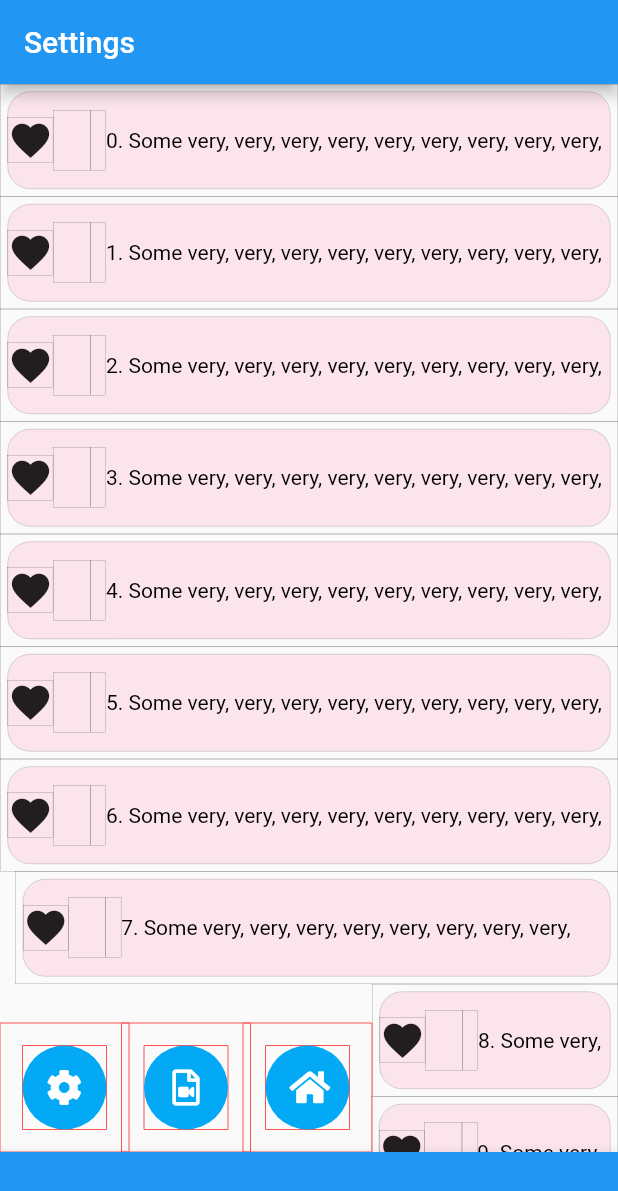
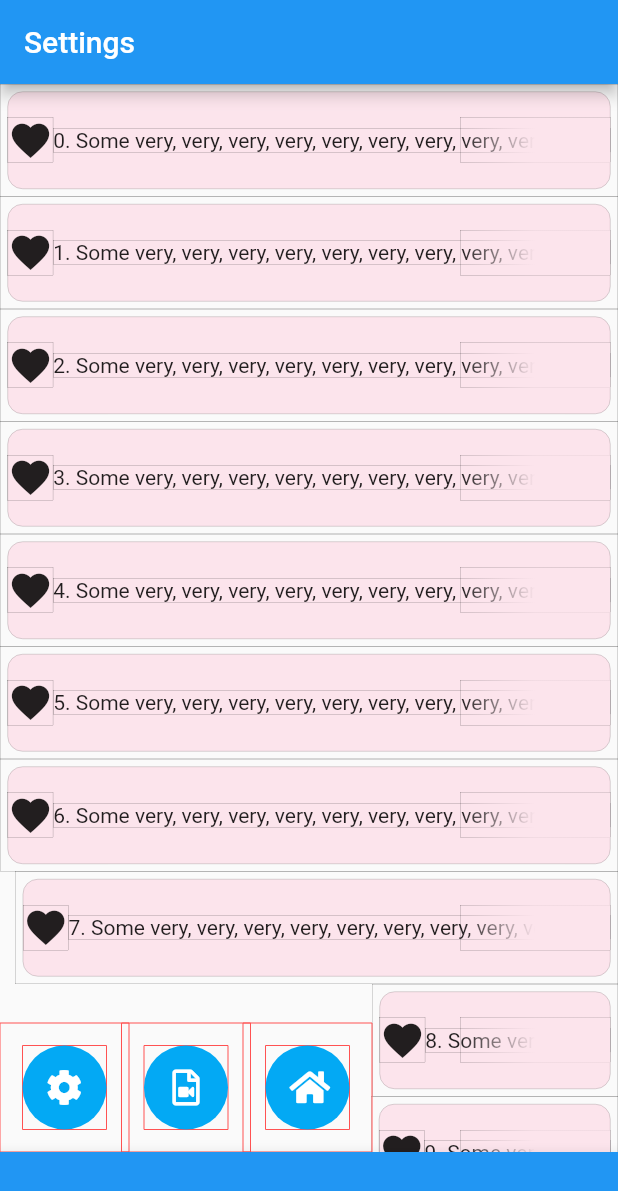
Before and after one commit to BigDeeEss/bu1_kar_kam, a Flutter app: the screen it shows after launch, on a phone screen of 412 x 824 dp. Shown: the top 1191 px of the screen. Run offline on Flutter 3.47's test engine with Material 2 defaults, Android fonts, the phone set to English and light mode, and no system bars; our stand-ins replace font_awesome_flutter.

Commit message:
Draft implementation of a text fade effect.
The Text fade effect is aligned centerRight within SettingsPageListTile and uses the solution at https://stackoverflow.com/questions/62782165/how-to-create-this-linear-fading-opacity-effect-in-flutter-for-android.

```diff
--- a/lib/settings_page_list_tile.dart
+++ b/lib/settings_page_list_tile.dart
@@ -253,55 +253,46 @@ class SettingsPageListTile extends StatelessWidget {
               ? EdgeInsets.only(left: deltaX)
               : EdgeInsets.only(right: deltaX),
           height: height,
-          child: Padding(
           padding: AppSettings.settingsPageListTilePadding,
-            //  ToDo: Add a radius-dependent variable offset to deltaX.
           child: BoxedContainer(
-              borderRadius: AppSettings.settingsPageListTileRadius,
+            borderRadius: 10,
               color: Colors.pink[50],
+            child: Stack(
+              children: [
+                Align(
+                  alignment: Alignment.centerLeft,
                   child: Row(
                     children: <Widget>[
-                  //  ToDo: delete the following instance of BoxedContainer.
                       BoxedContainer(
                         child: leading,
                       ),
-                  BoxedContainer(
-                    width: 25,
-                    child: SizedBox(width: 10, height: 40),
-                  ),
-                  BoxedContainer(
-                    child: SizedBox(width: 10, height: 40),
-                  ),
-                  //  ToDo: delete the dependence on index.
-                  index == 10 ? Expanded(
-                    child: ClipPath(
-                      clipper: _SettingsPageListTileClipper(
-                        //  ToDo: implement a width that depends on leading.
-                        width: 1.0 * width - 45,
-                        index: index,
-                      ),
+                      Expanded(
                         child: BoxedContainer(
-                        borderWidth: 1,
-                        borderColor: Colors.red,
                           child: Text(
                             '$index. Some very, very, very, very, very, very, very, very, very, very, very, very long text!',
                             maxLines: 1,
-                          // overflow: TextOverflow.fade,
-                        ),
-                      ),
-                    ),
-                  ) : Expanded(
-                    child: RichText(
-                      maxLines: 1,
-                      text: TextSpan(
-                        text: '$index. Some very, very, very, very, very, very, very, very, very, very, very, very long text!',
-                        style: TextStyle(color: Colors.black),
                           ),
                         ),
                       ),
                     ],
                   ),
                 ),
+                Align(
+                  alignment: Alignment.centerRight,
+                  child: CustomPaint(
+                    foregroundPainter: FadingEffect(),
+                    child: BoxedContainer(
+                      width: 100,
+                      height: 30,
+                    ),
+                  ),
+                ),
+              ],
+            ),
+            // child: CustomPaint(
+            //   foregroundPainter: FadingEffect(),
+            //   child:
+            // ),
           ),
         );
       },
@@ -337,18 +328,24 @@ class _SettingsPageListTileClipper extends CustomClipper<Path> {
 
 
 
-
+//  https://stackoverflow.com/questions/62782165/how-to-create-this-linear-fading-opacity-effect-in-flutter-for-android
 class FadingEffect extends CustomPainter {
   @override
   void paint(Canvas canvas, Size size) {
     Rect rect = Rect.fromPoints(Offset(0, 0), Offset(size.width, size.height));
     LinearGradient lg = LinearGradient(
-        begin: Alignment.topCenter,
-        end: Alignment.bottomCenter,
+        begin: Alignment.centerLeft,
+        end: Alignment.centerRight,
+        stops: [
+          0.0,
+          0.5,
+          1.0,
+        ],
         colors: [
           //create 2 white colors, one transparent
-          Color.fromARGB(0, 255, 255, 255),
-          Color.fromARGB(255, 255, 255, 255)
+          Colors.pink[50]!.withOpacity(0.0),
+          Colors.pink[50]!.withOpacity(1.0),
+          Colors.pink[50]!.withOpacity(1.0),
         ]);
     Paint paint = Paint()..shader = lg.createShader(rect);
     canvas.drawRect(rect, paint);
```
Lines whose indentation alone changed are shown as unchanged.
